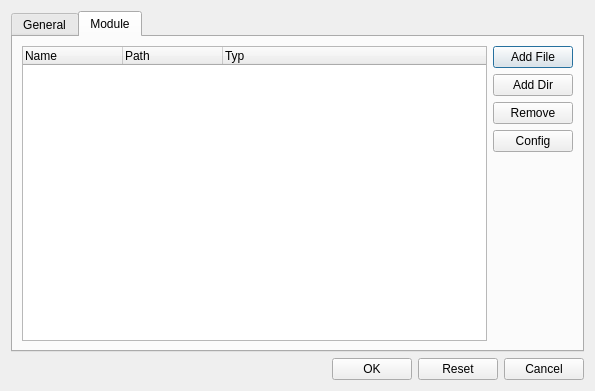
Before: the Qt Designer form src/ui/settingsdialog.ui in metaxy/openBibleViewer, drawn with Qt 5.
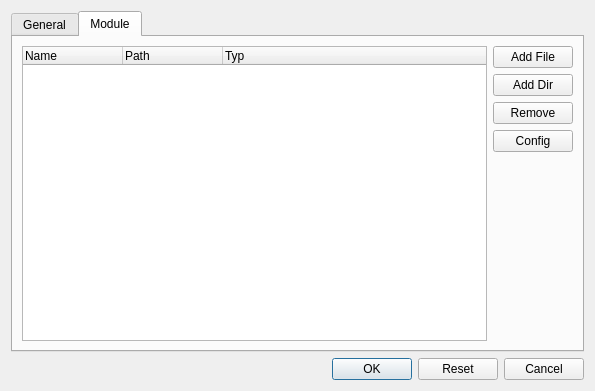
After: the same form once the commit is applied. Icons and pictures are not drawn.

```diff
--- a/src/ui/settingsdialog.ui
+++ b/src/ui/settingsdialog.ui
@@ -182,6 +182,12 @@
         <iconset>
          <normaloff>:/icons/16x16/dialog-ok.png</normaloff>:/icons/16x16/dialog-ok.png</iconset>
        </property>
+       <property name="autoDefault">
+        <bool>true</bool>
+       </property>
+       <property name="default">
+        <bool>true</bool>
+       </property>
       </widget>
      </item>
      <item>
```
Left out of the diff: 16 changed lines with no effect on the pictures.
